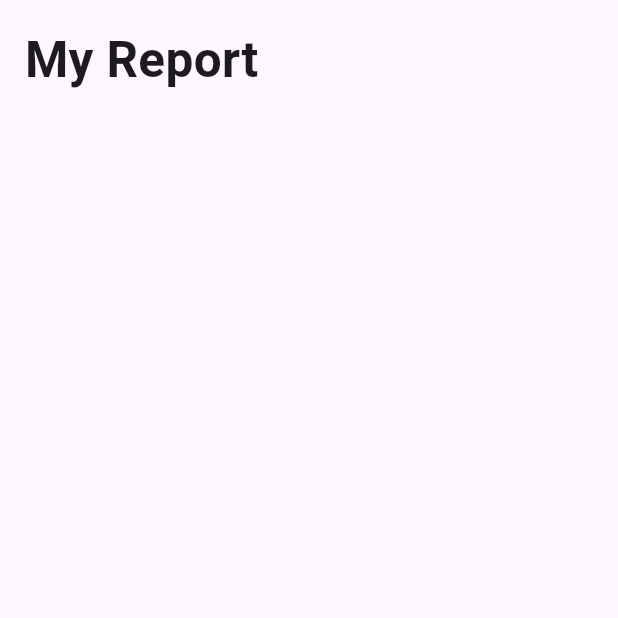
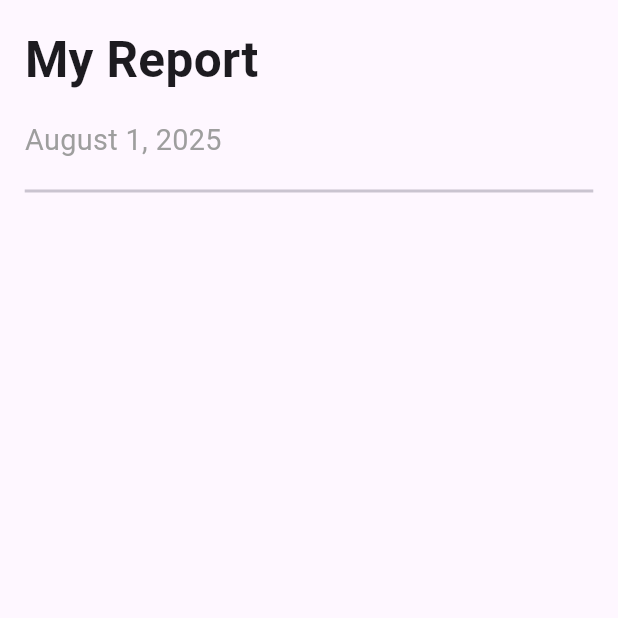
Before and after one commit to RuomiChen/todo-list-getx, a Flutter app: the ReportPage screen opened directly, on a phone screen of 412 x 824 dp, the top half of it. Run offline on Flutter 3.47's test engine with Material 3 defaults, Android fonts, the phone set to English and light mode, and no system bars; our stand-ins replace dotted_border, equatable, flutter_easyloading, get, get_storage, step_progress_indicator; accounts and stored records are empty.

Commit message:
feat:Format the date time

```diff
--- a/lib/app/modules/report/view.dart
+++ b/lib/app/modules/report/view.dart
@@ -2,6 +2,7 @@ import 'package:flutter/material.dart';
 import 'package:flutter_application_1/app/core/utils/extensions.dart';
 import 'package:flutter_application_1/app/modules/home/controller.dart';
 import 'package:get/get.dart';
+import 'package:intl/intl.dart';
 
 class ReportPage extends StatelessWidget {
   final homeCtrl = Get.find<HomeController>();
@@ -30,6 +31,20 @@ class ReportPage extends StatelessWidget {
                   ),
                 ),
               ),
+              Padding(
+                padding: EdgeInsets.symmetric(horizontal: 4.0.wp),
+                child: Text(
+                  DateFormat.yMMMMd().format(DateTime.now()),
+                  style: TextStyle(fontSize: 14.0.sp, color: Colors.grey),
+                ),
+              ),
+              Padding(
+                padding: EdgeInsets.symmetric(
+                  vertical: 3.0.wp,
+                  horizontal: 4.0.wp,
+                ),
+                child: const Divider(thickness: 2),
+              ),
             ],
           );
         }),
```
Also changed, not shown: pubspec.lock.
